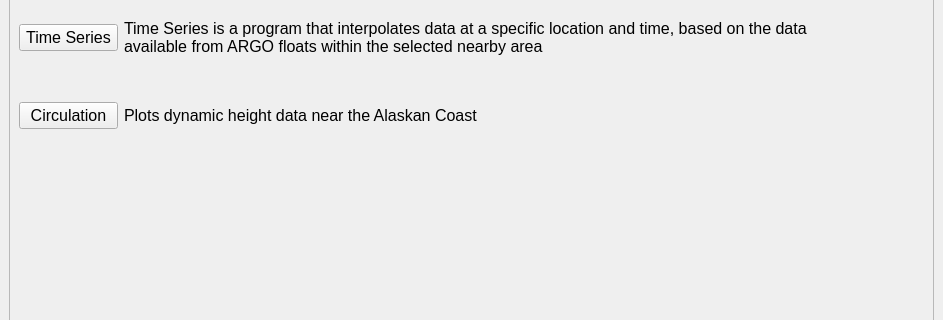
CallumColvine/ARGO-Float-Software, file ui_Files/MainApp.ui: the form before one commit; both pictures show x 0 to 943 and y 88 to 408 of the 943 by 806 pixel window.
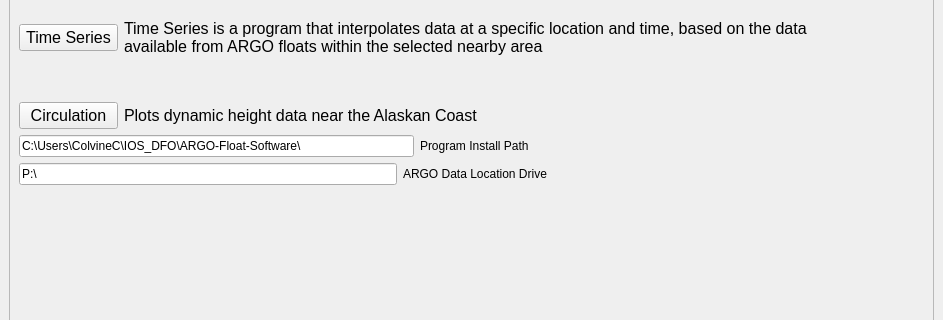
The form after the commit. Custom widgets are drawn as their Qt base class.

Commit message: Added path selection and several doctstrings

The edit to the form file:
```diff
--- a/ui_Files/MainApp.ui
+++ b/ui_Files/MainApp.ui
@@ -271,6 +271,68 @@
           </item>
          </layout>
         </item>
+        <item>
+         <layout class="QHBoxLayout" name="horizontalLayout_7">
+          <item>
+           <widget class="QLineEdit" name="argoPathLineEdit">
+            <property name="text">
+             <string>C:\Users\ColvineC\IOS_DFO\ARGO-Float-Software\</string>
+            </property>
+           </widget>
+          </item>
+          <item>
+           <widget class="QLabel" name="label_3">
+            <property name="text">
+             <string>Program Install Path</string>
+            </property>
+           </widget>
+          </item>
+          <item>
+           <spacer name="horizontalSpacer_6">
+            <property name="orientation">
+             <enum>Qt::Horizontal</enum>
+            </property>
+            <property name="sizeHint" stdset="0">
+             <size>
+              <width>40</width>
+              <height>20</height>
+             </size>
+            </property>
+           </spacer>
+          </item>
+         </layout>
+        </item>
+        <item>
+         <layout class="QHBoxLayout" name="horizontalLayout_6">
+          <item>
+           <widget class="QLineEdit" name="argoDataLineEdit">
+            <property name="text">
+             <string>P:\</string>
+            </property>
+           </widget>
+          </item>
+          <item>
+           <widget class="QLabel" name="label_6">
+            <property name="text">
+             <string>ARGO Data Location Drive</string>
+            </property>
+           </widget>
+          </item>
+          <item>
+           <spacer name="horizontalSpacer_7">
+            <property name="orientation">
+             <enum>Qt::Horizontal</enum>
+            </property>
+            <property name="sizeHint" stdset="0">
+             <size>
+              <width>40</width>
+              <height>20</height>
+             </size>
+            </property>
+           </spacer>
+          </item>
+         </layout>
+        </item>
         <item>
          <spacer name="verticalSpacer_2">
           <property name="orientation">
```
The commit also changes 8 other files.
